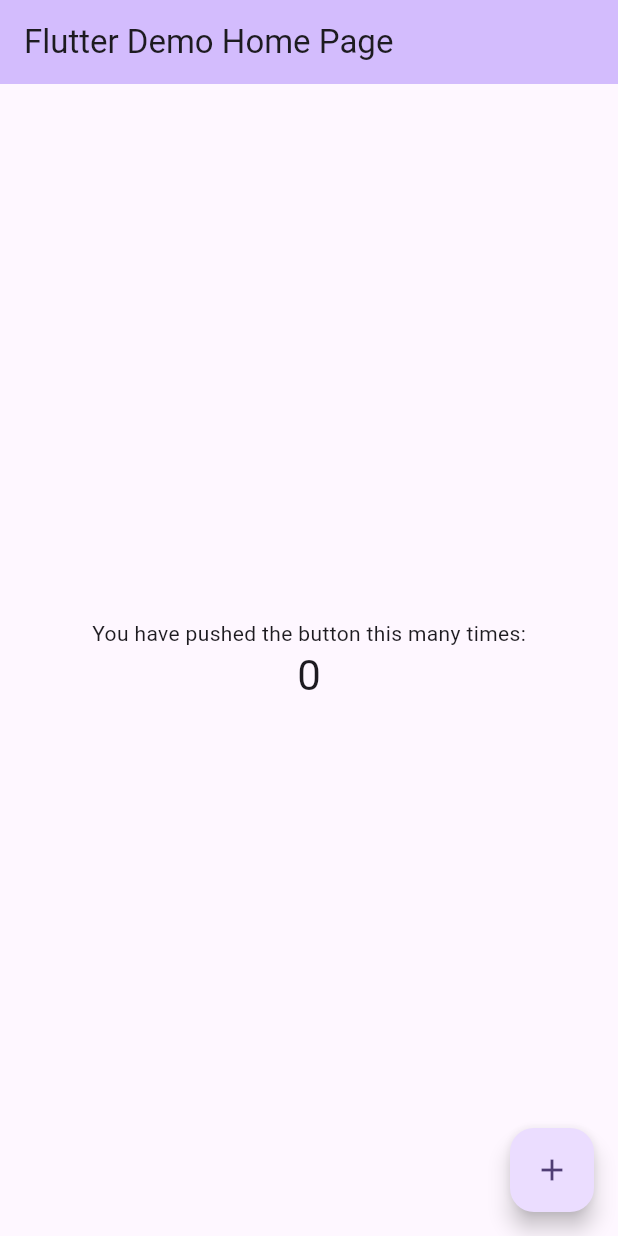
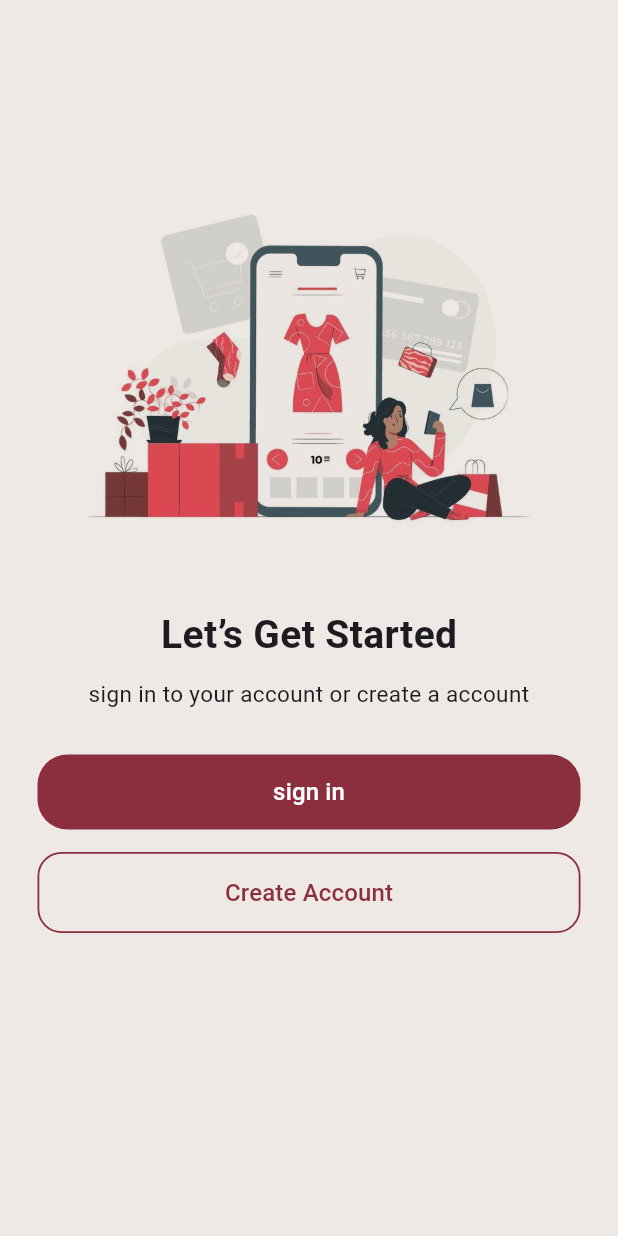
Before and after one commit to Coder240807/kisekae, a Flutter app: the screen it shows after launch, on a phone screen of 412 x 824 dp. Run offline on Flutter 3.47's test engine with Material 3 defaults, Android fonts, the phone set to English and light mode, and no system bars.

Commit message:
feat: implement account creation and getting started screens

```diff
--- a/analysis_options.yaml
+++ b/analysis_options.yaml
@@ -14,6 +14,7 @@ analyzer:
     - build/**
     - android/**
     - ios/**
+    - web/**
 
 linter:
   # The lint rules applied to this project can be customized in the
--- /dev/null
+++ b/lib/getting_started.dart
@@ -0,0 +1,101 @@
+import 'package:flutter/material.dart';
+import 'package:kisekae/create_account.dart';
+
+class GettingStartedScreen extends StatelessWidget {
+  const GettingStartedScreen({super.key});
+
+  @override
+  Widget build(BuildContext context) {
+    return Theme(
+      data: Theme.of(context).copyWith(
+        textTheme: Theme.of(context).textTheme.apply(fontFamily: 'sans-serif'),
+      ),
+      child: Scaffold(
+        backgroundColor: const Color(0xFFEEE9E4),
+        body: SafeArea(
+          child: Padding(
+            padding: const EdgeInsets.symmetric(
+              horizontal: 25.0,
+              vertical: 20.0,
+            ),
+            child: Column(
+              children: [
+                const SizedBox(height: 100),
+                Image.asset(
+                  'assets/images/pic1.png',
+                  height: 250,
+                  fit: BoxFit.contain,
+                  color: const Color(0xFFEEE9E4),
+                  colorBlendMode: BlendMode.multiply,
+                ),
+
+                const SizedBox(height: 35),
+
+                const Text(
+                  'Let’s Get Started',
+                  style: TextStyle(fontSize: 26, fontWeight: FontWeight.bold),
+                ),
+
+                const SizedBox(height: 10),
+
+                const Text(
+                  'sign in to your account or create a account',
+                  style: TextStyle(fontSize: 15),
+                  textAlign: TextAlign.center,
+                ),
+
+                const SizedBox(height: 30),
+                ElevatedButton(
+                  onPressed: () {},
+                  style: ElevatedButton.styleFrom(
+                    backgroundColor: const Color(0xFF8B2E3E),
+                    foregroundColor: Colors.white,
+                    minimumSize: const Size(double.infinity, 50),
+                    shape: RoundedRectangleBorder(
+                      borderRadius: BorderRadius.circular(20),
+                    ),
+                    elevation: 0,
+                  ),
+                  child: const Text(
+                    'sign in',
+                    style: TextStyle(fontSize: 16, fontWeight: FontWeight.w500),
+                  ),
+                ),
+
+                const SizedBox(height: 15),
+
+                OutlinedButton(
+                  onPressed: () {
+                    Navigator.push(
+                      context,
+                      MaterialPageRoute(
+                        builder: (context) => const CreateAccount(),
+                      ),
+                    );
+                  },
+                  style: OutlinedButton.styleFrom(
+                    foregroundColor: const Color(0xFF8B2E3E),
+                    minimumSize: const Size(double.infinity, 54),
+                    side: const BorderSide(
+                      color: Color(0xFF8B2E3E),
+                      width: 1.2,
+                    ),
+                    shape: RoundedRectangleBorder(
+                      borderRadius: BorderRadius.circular(16),
+                    ),
+                  ),
+                  child: const Text(
+                    'Create Account',
+                    style: TextStyle(fontSize: 16, fontWeight: FontWeight.w500),
+                  ),
+                ),
+
+                const SizedBox(height: 10),
+              ],
+            ),
+          ),
+        ),
+      ),
+    );
+  }
+}
--- a/lib/main.dart
+++ b/lib/main.dart
@@ -1,4 +1,5 @@
 import 'package:flutter/material.dart';
+import 'package:kisekae/getting_started.dart';
 
 void main() {
   runApp(const MyApp());
@@ -7,116 +8,13 @@ void main() {
 class MyApp extends StatelessWidget {
   const MyApp({super.key});
 
-  // This widget is the root of your application.
   @override
   Widget build(BuildContext context) {
     return MaterialApp(
-      title: 'Flutter Demo',
-      theme: ThemeData(
-        // This is the theme of your application.
-        //
-        // TRY THIS: Try running your application with "flutter run". You'll see
-        // the application has a purple toolbar. Then, without quitting the app,
-        // try changing the seedColor in the colorScheme below to Colors.green
-        // and then invoke "hot reload" (save your changes or press the "hot
-        // reload" button in a Flutter-supported IDE, or press "r" if you used
-        // the command line to start the app).
-        //
-        // Notice that the counter didn't reset back to zero; the application
-        // state is not lost during the reload. To reset the state, use hot
-        // restart instead.
-        //
-        // This works for code too, not just values: Most code changes can be
-        // tested with just a hot reload.
-        colorScheme: .fromSeed(seedColor: Colors.deepPurple),
-      ),
-      home: const MyHomePage(title: 'Flutter Demo Home Page'),
+      title: 'Kisekae',
+      theme: ThemeData(),
+      debugShowCheckedModeBanner: false,
+      home: const GettingStartedScreen(),
     );
   }
 }
-
-class MyHomePage extends StatefulWidget {
-  const MyHomePage({super.key, required this.title});
-
-  // This widget is the home page of your application. It is stateful, meaning
-  // that it has a State object (defined below) that contains fields that affect
-  // how it looks.
-
-  // This class is the configuration for the state. It holds the values (in this
-  // case the title) provided by the parent (in this case the App widget) and
-  // used by the build method of the State. Fields in a Widget subclass are
-  // always marked "final".
-
-  final String title;
-
-  @override
-  State<MyHomePage> createState() => _MyHomePageState();
-}
-
-class _MyHomePageState extends State<MyHomePage> {
-  int _counter = 0;
-
-  void _incrementCounter() {
-    setState(() {
-      // This call to setState tells the Flutter framework that something has
-      // changed in this State, which causes it to rerun the build method below
-      // so that the display can reflect the updated values. If we changed
-      // _counter without calling setState(), then the build method would not be
-      // called again, and so nothing would appear to happen.
-      _counter++;
-    });
-  }
-
-  @override
-  Widget build(BuildContext context) {
-    // This method is rerun every time setState is called, for instance as done
-    // by the _incrementCounter method above.
-    //
-    // The Flutter framework has been optimized to make rerunning build methods
-    // fast, so that you can just rebuild anything that needs updating rather
-    // than having to individually change instances of widgets.
-    return Scaffold(
-      appBar: AppBar(
-        // TRY THIS: Try changing the color here to a specific color (to
-        // Colors.amber, perhaps?) and trigger a hot reload to see the AppBar
-        // change color while the other colors stay the same.
-        backgroundColor: Theme.of(context).colorScheme.inversePrimary,
-        // Here we take the value from the MyHomePage object that was created by
-        // the App.build method, and use it to set our appbar title.
-        title: Text(widget.title),
-      ),
-      body: Center(
-        // Center is a layout widget. It takes a single child and positions it
-        // in the middle of the parent.
-        child: Column(
-          // Column is also a layout widget. It takes a list of children and
-          // arranges them vertically. By default, it sizes itself to fit its
-          // children horizontally, and tries to be as tall as its parent.
-          //
-          // Column has various properties to control how it sizes itself and
-          // how it positions its children. Here we use mainAxisAlignment to
-          // center the children vertically; the main axis here is the vertical
-          // axis because Columns are vertical (the cross axis would be
-          // horizontal).
-          //
-          // TRY THIS: Invoke "debug painting" (choose the "Toggle Debug Paint"
-          // action in the IDE, or press "p" in the console), to see the
-          // wireframe for each widget.
-          mainAxisAlignment: .center,
-          children: [
-            const Text('You have pushed the button this many times:'),
-            Text(
-              '$_counter',
-              style: Theme.of(context).textTheme.headlineMedium,
-            ),
-          ],
-        ),
-      ),
-      floatingActionButton: FloatingActionButton(
-        onPressed: _incrementCounter,
-        tooltip: 'Increment',
-        child: const Icon(Icons.add),
-      ),
-    );
-  }
-}
--- a/pubspec.yaml
+++ b/pubspec.yaml
@@ -2,7 +2,7 @@ name: kisekae
 description: "A new Flutter project."
 # The following line prevents the package from being accidentally published to
 # pub.dev using `flutter pub publish`. This is preferred for private packages.
-publish_to: 'none' # Remove this line if you wish to publish to pub.dev
+publish_to: "none" # Remove this line if you wish to publish to pub.dev
 
 # The following defines the version and build number for your application.
 # A version number is three numbers separated by dots, like 1.2.43
@@ -51,12 +51,12 @@ dev_dependencies:
 
 # The following section is specific to Flutter packages.
 flutter:
-
   # The following line ensures that the Material Icons font is
   # included with your application, so that you can use the icons in
   # the material Icons class.
   uses-material-design: true
-
+  assets:
+    - assets/images/pic1.png
   # To add assets to your application, add an assets section, like this:
   # assets:
   #   - images/a_dot_burr.jpeg
```
Also changed, not shown: lib/create_account.dart (added, +287 -0 lines), assets/images/pic1.png (added), 8 other files.
